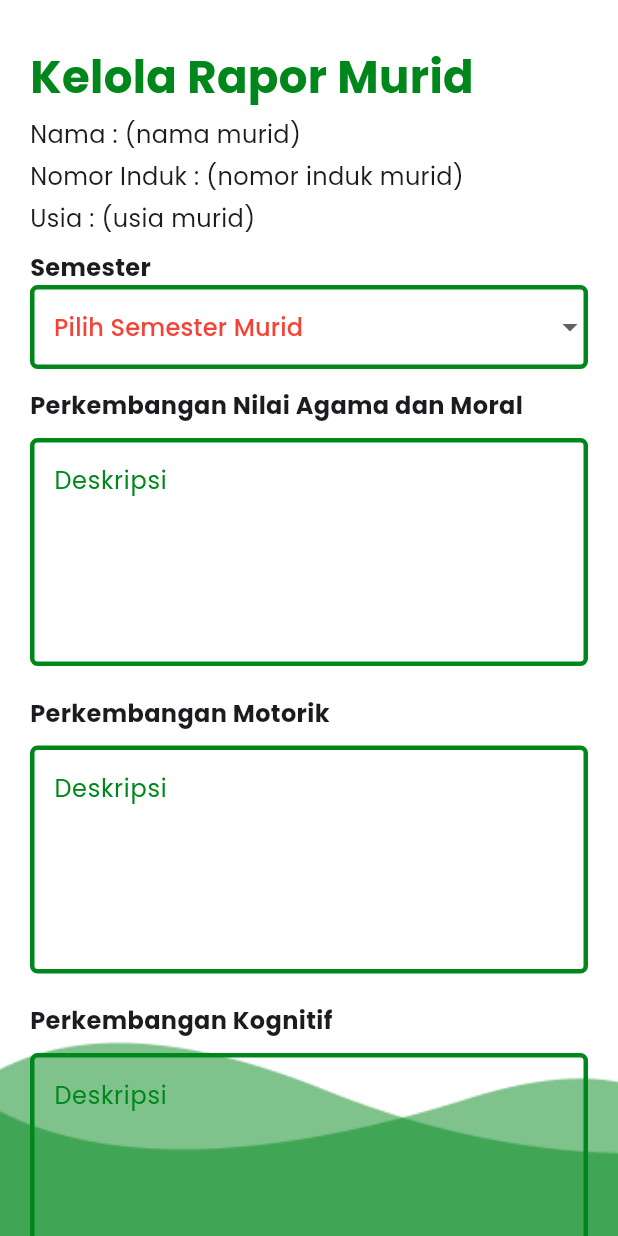
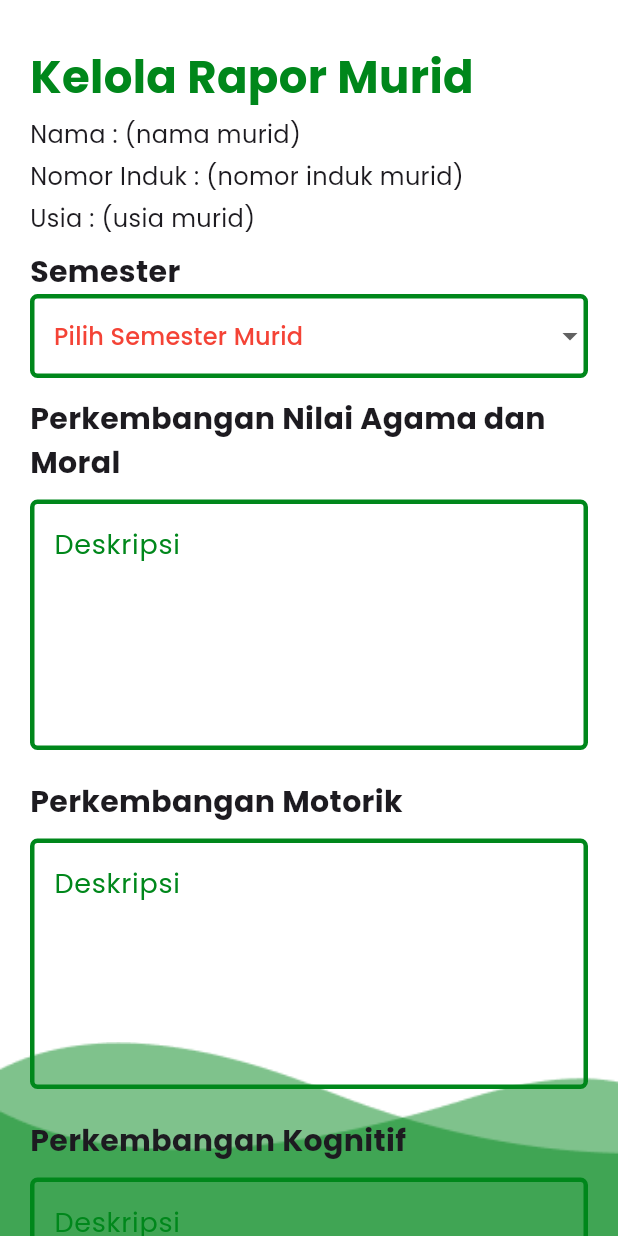
Before and after one commit to DebyAyuSyakhira/E-Rapor, a Flutter app: the KelolaRaporView screen opened by its route, on a phone screen of 412 x 824 dp. Run offline on Flutter 3.47's test engine with Material 3 defaults, Android fonts, the light colour scheme and no system bars; our stand-ins replace cloud_firestore, firebase_auth, firebase_core, get; accounts and stored records are empty.

Commit message:
kelola rapor

```diff
--- a/lib/app/modules/kelola_rapor/views/kelola_rapor_view.dart
+++ b/lib/app/modules/kelola_rapor/views/kelola_rapor_view.dart
@@ -1,10 +1,8 @@
-import 'dart:ffi';
 
 import 'package:flutter/material.dart';
 
 import 'package:get/get.dart';
 
-import '../../../routes/app_pages.dart';
 import '../controllers/kelola_rapor_controller.dart';
 
 class KelolaRaporView extends GetView<KelolaRaporController> {
@@ -85,7 +83,7 @@ class KelolaRaporView extends GetView<KelolaRaporController> {
                         child: const Text(
                           "Semester",
                           style: TextStyle(
-                              fontSize: 16, fontWeight: FontWeight.bold),
+                              fontSize: 20, fontWeight: FontWeight.bold),
                         ),
                       ),
                       Obx(() => DropdownButtonFormField(
@@ -142,7 +140,7 @@ class KelolaRaporView extends GetView<KelolaRaporController> {
                             child: const Text(
                               "Perkembangan Nilai Agama dan Moral",
                               style: TextStyle(
-                                  fontSize: 16, fontWeight: FontWeight.bold),
+                                  fontSize: 20, fontWeight: FontWeight.bold),
                             ),
                           ),
                           const SizedBox(
@@ -167,7 +165,9 @@ class KelolaRaporView extends GetView<KelolaRaporController> {
                                         BorderRadius.all(Radius.circular(5)),
                                     borderSide: BorderSide(
                                         color: Color.fromRGBO(0, 135, 27, 1),
-                                          width: 3)))),
+                                        width: 3))),
+                            style: const TextStyle(color: Colors.black, fontSize: 18),
+                          ),
                           const SizedBox(
                             height: 20,
                           ),
@@ -176,7 +176,7 @@ class KelolaRaporView extends GetView<KelolaRaporController> {
                             child: const Text(
                               "Perkembangan Motorik",
                               style: TextStyle(
-                                  fontSize: 16, fontWeight: FontWeight.bold),
+                                  fontSize: 20, fontWeight: FontWeight.bold),
                             ),
                           ),
                           const SizedBox(
@@ -201,7 +201,9 @@ class KelolaRaporView extends GetView<KelolaRaporController> {
                                         BorderRadius.all(Radius.circular(5)),
                                     borderSide: BorderSide(
                                         color: Color.fromRGBO(0, 135, 27, 1),
-                                          width: 3)))),
+                                        width: 3))),
+                            style: const TextStyle(color: Colors.black, fontSize: 18),
+                          ),
                           const SizedBox(
                             height: 20,
                           ),
@@ -210,7 +212,7 @@ class KelolaRaporView extends GetView<KelolaRaporController> {
                             child: const Text(
                               "Perkembangan Kognitif",
                               style: TextStyle(
-                                  fontSize: 16, fontWeight: FontWeight.bold),
+                                  fontSize: 20, fontWeight: FontWeight.bold),
                             ),
                           ),
                           const SizedBox(
@@ -235,7 +237,9 @@ class KelolaRaporView extends GetView<KelolaRaporController> {
                                         BorderRadius.all(Radius.circular(5)),
                                     borderSide: BorderSide(
                                         color: Color.fromRGBO(0, 135, 27, 1),
-                                          width: 3)))),
+                                        width: 3))),
+                            style: const TextStyle(color: Colors.black, fontSize: 18),
+                          ),
                           const SizedBox(
                             height: 20,
                           ),
@@ -244,7 +248,7 @@ class KelolaRaporView extends GetView<KelolaRaporController> {
                             child: const Text(
                               "Perkembangan Sosial Emosional",
                               style: TextStyle(
-                                  fontSize: 16, fontWeight: FontWeight.bold),
+                                  fontSize: 20, fontWeight: FontWeight.bold),
                             ),
                           ),
                           const SizedBox(
@@ -269,7 +273,9 @@ class KelolaRaporView extends GetView<KelolaRaporController> {
                                         BorderRadius.all(Radius.circular(5)),
                                     borderSide: BorderSide(
                                         color: Color.fromRGBO(0, 135, 27, 1),
-                                          width: 3)))),
+                                        width: 3))),
+                            style: const TextStyle(color: Colors.black, fontSize: 18),
+                          ),
                           const SizedBox(
                             height: 20,
                           ),
@@ -278,7 +284,7 @@ class KelolaRaporView extends GetView<KelolaRaporController> {
                             child: const Text(
                               "Perkembangan Bahasa",
                               style: TextStyle(
-                                  fontSize: 16, fontWeight: FontWeight.bold),
+                                  fontSize: 20, fontWeight: FontWeight.bold),
                             ),
                           ),
                           const SizedBox(
@@ -303,7 +309,9 @@ class KelolaRaporView extends GetView<KelolaRaporController> {
                                         BorderRadius.all(Radius.circular(5)),
                                     borderSide: BorderSide(
                                         color: Color.fromRGBO(0, 135, 27, 1),
-                                          width: 3)))),
+                                        width: 3))),
+                            style: const TextStyle(color: Colors.black, fontSize: 18),
+                          ),
                           const SizedBox(
                             height: 20,
                           ),
@@ -312,7 +320,7 @@ class KelolaRaporView extends GetView<KelolaRaporController> {
                             child: const Text(
                               "Perkembangan Seni",
                               style: TextStyle(
-                                  fontSize: 16, fontWeight: FontWeight.bold),
+                                  fontSize: 20, fontWeight: FontWeight.bold),
                             ),
                           ),
                           const SizedBox(
@@ -337,9 +345,22 @@ class KelolaRaporView extends GetView<KelolaRaporController> {
                                         BorderRadius.all(Radius.circular(5)),
                                     borderSide: BorderSide(
                                         color: Color.fromRGBO(0, 135, 27, 1),
-                                          width: 3)))),
+                                        width: 3))),
+                            style: const TextStyle(color: Colors.black, fontSize: 18),
+                          ),
                           const SizedBox(
                             height: 20,
+                          ),
+                          Container(
+                          alignment: Alignment.topLeft,
+                          child: const Text(
+                            "Pertumbuhan",
+                            style: TextStyle(
+                                fontSize: 20, fontWeight: FontWeight.bold),
+                          ),
+                        ),
+                        const SizedBox(
+                            height: 10,
                           ),
                           Container(
                             alignment: Alignment.topLeft,
@@ -369,7 +390,9 @@ class KelolaRaporView extends GetView<KelolaRaporController> {
                                         BorderRadius.all(Radius.circular(5)),
                                     borderSide: BorderSide(
                                         color: Color.fromRGBO(0, 135, 27, 1),
-                                          width: 3)))),
+                                        width: 3))),
+                            style: const TextStyle(color: Colors.black, fontSize: 18),
+                          ),
                           const SizedBox(
                             height: 20,
                           ),
@@ -401,7 +424,9 @@ class KelolaRaporView extends GetView<KelolaRaporController> {
                                         BorderRadius.all(Radius.circular(5)),
                                     borderSide: BorderSide(
                                         color: Color.fromRGBO(0, 135, 27, 1),
-                                          width: 3)))),
+                                        width: 3))),
+                            style: const TextStyle(color: Colors.black, fontSize: 18),
+                          ),
                           const SizedBox(
                             height: 20,
                           ),
@@ -410,7 +435,7 @@ class KelolaRaporView extends GetView<KelolaRaporController> {
                             child: const Text(
                               "Jumlah Ketidakhadiran",
                               style: TextStyle(
-                                  fontSize: 16, fontWeight: FontWeight.bold),
+                                  fontSize: 20, fontWeight: FontWeight.bold),
                             ),
                           ),
                           const SizedBox(
@@ -444,7 +469,9 @@ class KelolaRaporView extends GetView<KelolaRaporController> {
                                         BorderRadius.all(Radius.circular(5)),
                                     borderSide: BorderSide(
                                         color: Color.fromRGBO(0, 135, 27, 1),
-                                          width: 3)))),
+                                        width: 3))),
+                            style: const TextStyle(color: Colors.black, fontSize: 18),
+                          ),
                           const SizedBox(
                             height: 20,
                           ),
@@ -476,7 +503,9 @@ class KelolaRaporView extends GetView<KelolaRaporController> {
                                         BorderRadius.all(Radius.circular(5)),
                                     borderSide: BorderSide(
                                         color: Color.fromRGBO(0, 135, 27, 1),
-                                          width: 3)))),
+                                        width: 3))),
+                            style: const TextStyle(color: Colors.black, fontSize: 18),
+                          ),
                           const SizedBox(
                             height: 20,
                           ),
@@ -508,15 +537,27 @@ class KelolaRaporView extends GetView<KelolaRaporController> {
                                         BorderRadius.all(Radius.circular(5)),
                                     borderSide: BorderSide(
                                         color: Color.fromRGBO(0, 135, 27, 1),
-                                          width: 3)))),
+                                        width: 3))),
+                            style: const TextStyle(color: Colors.black, fontSize: 18),
+                          ),
                           const SizedBox(
                             height: 20,
                           ),
-                          ElevatedButton(
-                            onPressed: () {controller.addData(
-                                  controller.agamaController.text, controller.motorikController.text,
-                                controller.kognitifController.text, controller.sosialController.text, controller.bahasaController.text, controller.seniController.text,
-                                controller.beratBadanController.text, controller.tinggiBadanController.text, controller.izinController.text, controller.sakitController.text,
+                          SizedBox(
+                            height: 70,
+                            child: ElevatedButton(
+                              onPressed: () {
+                                controller.addData(
+                                    controller.agamaController.text,
+                                    controller.motorikController.text,
+                                    controller.kognitifController.text,
+                                    controller.sosialController.text,
+                                    controller.bahasaController.text,
+                                    controller.seniController.text,
+                                    controller.beratBadanController.text,
+                                    controller.tinggiBadanController.text,
+                                    controller.izinController.text,
+                                    controller.sakitController.text,
                                     controller.tanpaKeteranganController.text);
                               },
                               style: ElevatedButton.styleFrom(
@@ -525,8 +566,12 @@ class KelolaRaporView extends GetView<KelolaRaporController> {
                               child: const Text(
                                 "Simpan",
                                 style: TextStyle(
-                                  fontSize: 16, fontWeight: FontWeight.bold),
+                                    fontSize: 22, color: Colors.white),
                               ),
+                            ),
+                          ),
+                          const SizedBox(
+                            height: 25,
                           ),
                         ],
                       ))
```
Lines whose indentation alone changed are shown as unchanged.
